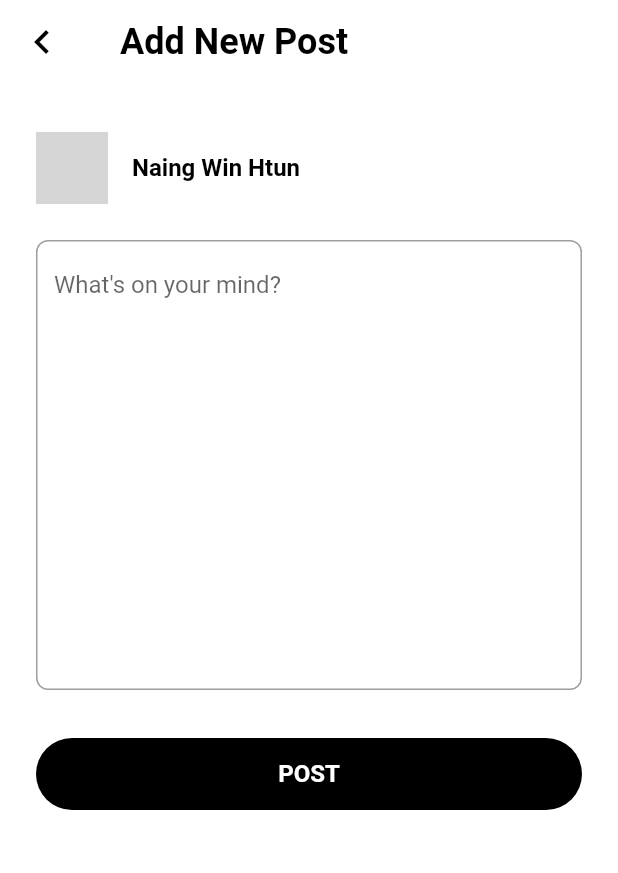
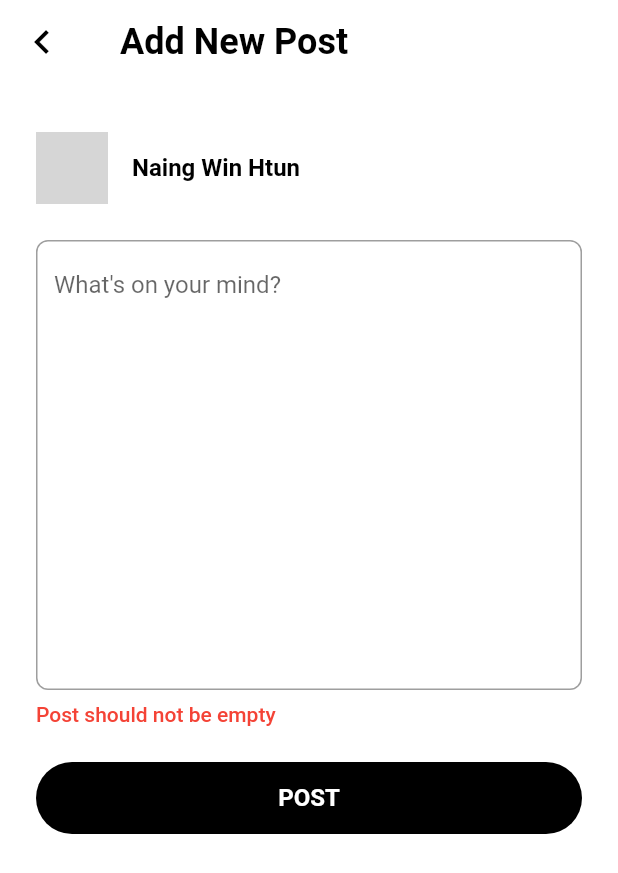
Before and after one commit to NaingWinHtun-AnAnt/social_media, a Flutter app: the AddNewPostPage screen opened directly, after a tap on "POST", on a phone screen of 412 x 824 dp. Shown: the top 873 px of the screen. Run offline on Flutter 3.47's test engine with Material 2 defaults, Android fonts, the phone set to English and light mode, and no system bars; our stand-ins replace firebase_core, firebase_database; accounts and stored records are empty; network calls fail; grey boxes are pictures that could not be loaded.

Commit message:
- edit post

```diff
--- a/lib/blocs/add_new_post_bloc.dart
+++ b/lib/blocs/add_new_post_bloc.dart
@@ -1,6 +1,8 @@
 import 'package:flutter/material.dart';
 import 'package:social_media/data/models/social_model.dart';
 import 'package:social_media/data/models/social_model_impl.dart';
+import 'package:social_media/data/vos/news_feed_vo.dart';
+import 'package:social_media/resources/images.dart';
 
 class AddNewPostBloc extends ChangeNotifier {
   /// states
@@ -8,8 +10,40 @@ class AddNewPostBloc extends ChangeNotifier {
   bool isAddNewPostError = false;
   String description = "";
 
+  /// edit mode
+  bool isEditMode = false;
+  String userName = "";
+  String profilePicture = "";
+  NewsFeedVO? mNewsFeed;
+
   /// models
   final SocialModel _mSocialModel = SocialModelImpl();
+
+  AddNewPostBloc(int? postId) {
+    if (postId != null) {
+      isEditMode = true;
+      _prePopulateDataForEditMode(postId);
+    } else {
+      isEditMode = false;
+      _prePopulateDataForAddNewPost();
+    }
+  }
+
+  void _prePopulateDataForEditMode(int postId) {
+    _mSocialModel.getNewFeedById(postId).listen((newFeed) {
+      userName = newFeed.userName ?? "";
+      profilePicture = newFeed.profilePicture ?? "";
+      description = newFeed.description ?? "";
+      mNewsFeed = newFeed;
+      _notifySafety();
+    });
+  }
+
+  void _prePopulateDataForAddNewPost() {
+    userName = "Naing Win Htun";
+    profilePicture = MY_PROFILE_IMAGE;
+    _notifySafety();
+  }
 
   void onNewPostTextChanged(String postDescription) {
     description = postDescription;
@@ -18,12 +52,27 @@ class AddNewPostBloc extends ChangeNotifier {
   Future onCreateNewPost() {
     if (description.isEmpty) {
       isAddNewPostError = true;
-      if (!isDispose) notifyListeners();
+      _notifySafety();
       return Future.error("Error");
     } else {
       isAddNewPostError = false;
-      return _mSocialModel.createNewPost(description);
+      return isEditMode ? _editPost() : _createNewPost();
     }
+  }
+
+  Future<void> _editPost() {
+    mNewsFeed?.description = description;
+    if (mNewsFeed != null) {
+      return _mSocialModel.editPost(mNewsFeed!);
+    } else {
+      return Future.error("New Feed Null Error");
+    }
+  }
+
+  Future<void> _createNewPost() => _mSocialModel.createNewPost(description);
+
+  void _notifySafety() {
+    if (!isDispose) notifyListeners();
   }
 
   @override
--- a/lib/data/models/social_model.dart
+++ b/lib/data/models/social_model.dart
@@ -5,5 +5,9 @@ abstract class SocialModel {
 
   Future<void> createNewPost(String description);
 
+  Future<void> editPost(NewsFeedVO newFeed);
+
   Future<void> deletePost(int String);
+
+  Stream<NewsFeedVO> getNewFeedById(int postId);
 }
--- a/lib/network/social_data_agent.dart
+++ b/lib/network/social_data_agent.dart
@@ -6,4 +6,6 @@ abstract class SocialDataAgent {
   Future<void> createNewPost(NewsFeedVO newsFeed);
 
   Future<void> deletePost(int postId);
+
+  Stream<NewsFeedVO> getNewFeedById(int postId);
 }
--- a/lib/pages/add_new_post_page.dart
+++ b/lib/pages/add_new_post_page.dart
@@ -6,10 +6,16 @@ import 'package:social_media/resources/strings.dart';
 import 'package:social_media/widgets/profile_image_view.dart';
 
 class AddNewPostPage extends StatelessWidget {
+  final int? postId;
+
+  AddNewPostPage({
+    this.postId,
+  });
+
   @override
   Widget build(BuildContext context) {
     return ChangeNotifierProvider(
-      create: (context) => AddNewPostBloc(),
+      create: (context) => AddNewPostBloc(postId),
       child: Scaffold(
         backgroundColor: Colors.white,
         appBar: AppBar(
@@ -56,9 +62,7 @@ class AddNewPostPage extends StatelessWidget {
                 SizedBox(
                   height: MARGIN_MEDIUM,
                 ),
-                PostDescriptionErrorView(
-                  isError: false,
-                ),
+                PostDescriptionErrorView(),
                 SizedBox(
                   height: MARGIN_LARGE,
                 ),
@@ -73,22 +77,19 @@ class AddNewPostPage extends StatelessWidget {
 }
 
 class PostDescriptionErrorView extends StatelessWidget {
-  final bool isError;
-
-  PostDescriptionErrorView({
-    required this.isError,
-  });
-
   @override
   Widget build(BuildContext context) {
-    return Visibility(
-      visible: false,
+    return Consumer<AddNewPostBloc>(
+      builder: (BuildContext context, AddNewPostBloc bloc, Widget? child) =>
+          Visibility(
+        visible: bloc.isAddNewPostError,
         child: Text(
           POST_DESCRIPTION_EMPTY_ERROR,
           style: TextStyle(
             color: Colors.red,
             fontSize: TEXT_REGULAR,
             fontWeight: FontWeight.w500,
+          ),
         ),
       ),
     );
@@ -134,17 +135,18 @@ class PostButtonView extends StatelessWidget {
 class ProfileImageAndNameView extends StatelessWidget {
   @override
   Widget build(BuildContext context) {
-    return Row(
+    return Consumer<AddNewPostBloc>(
+      builder: (BuildContext context, AddNewPostBloc bloc, Widget? child) =>
+          Row(
         children: [
           ProfileImageView(
-          profileImage:
-              "https://assets.manutd.com/AssetPicker/images/0/0/10/126/687707/Legends-Profile_Cristiano-Ronaldo1523460877263.jpg",
+            profileImage: bloc.profilePicture,
           ),
           SizedBox(
             width: MARGIN_MEDIUM_2,
           ),
           Text(
-          "Naing Win Htun",
+            bloc.userName,
             style: TextStyle(
               fontSize: TEXT_REGULAR_2X,
               color: Colors.black,
@@ -152,6 +154,7 @@ class ProfileImageAndNameView extends StatelessWidget {
             ),
           ),
         ],
+      ),
     );
   }
 }
@@ -166,6 +169,7 @@ class AddNewPostTextFieldView extends StatelessWidget {
         child: TextField(
           maxLines: 24,
           onChanged: (text) => bloc.onNewPostTextChanged(text),
+          controller: TextEditingController(text: bloc.description),
           decoration: InputDecoration(
             border: OutlineInputBorder(
               borderRadius: BorderRadius.circular(
--- a/lib/resources/strings.dart
+++ b/lib/resources/strings.dart
@@ -3,6 +3,8 @@ const ADD_NEW_POST = "Add New Post";
 
 /// actions
 const ACTION_POST = "POST";
+const EDIT_POST = "Edit";
+const DELETE_POST = "Delete";
 
 /// hints
 const POST_DESCRIPTION_HINT = "What's on your mind?";
```
Also changed, not shown: lib/data/models/social_model_impl.dart (+10 -0 lines), lib/network/real_time_database_data_agent_impl.dart (+14 -0 lines), lib/pages/new_feed_page.dart (+15 -0 lines), lib/viewitems/news_feed_item_view.dart (+9 -2 lines). Lines whose indentation alone changed are shown as unchanged.
